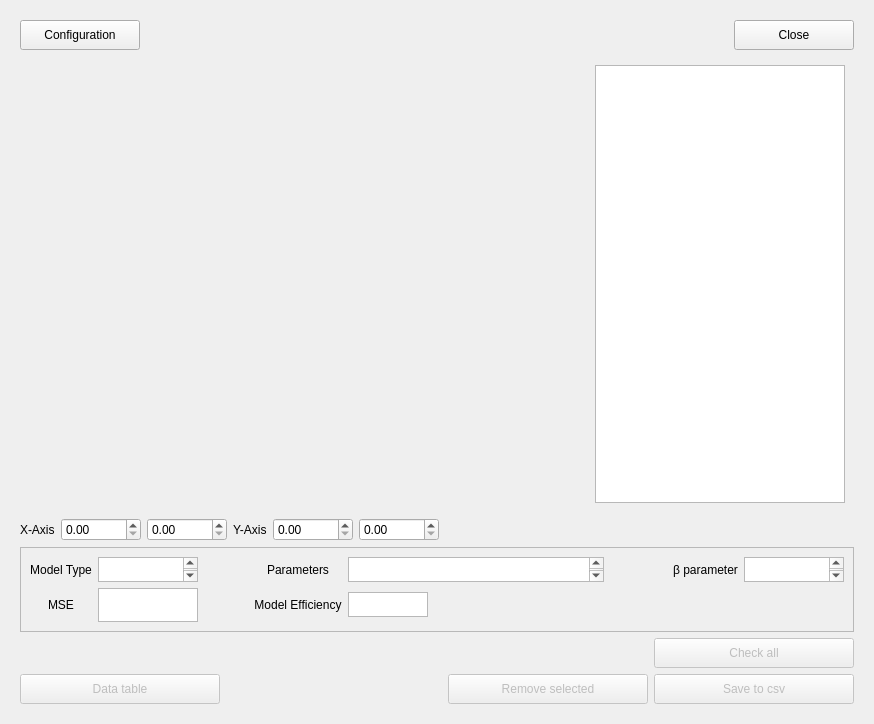
Above: base/gui_base.ui from paulina-o/tracer_method_gui before the change. Below: the same form after it.
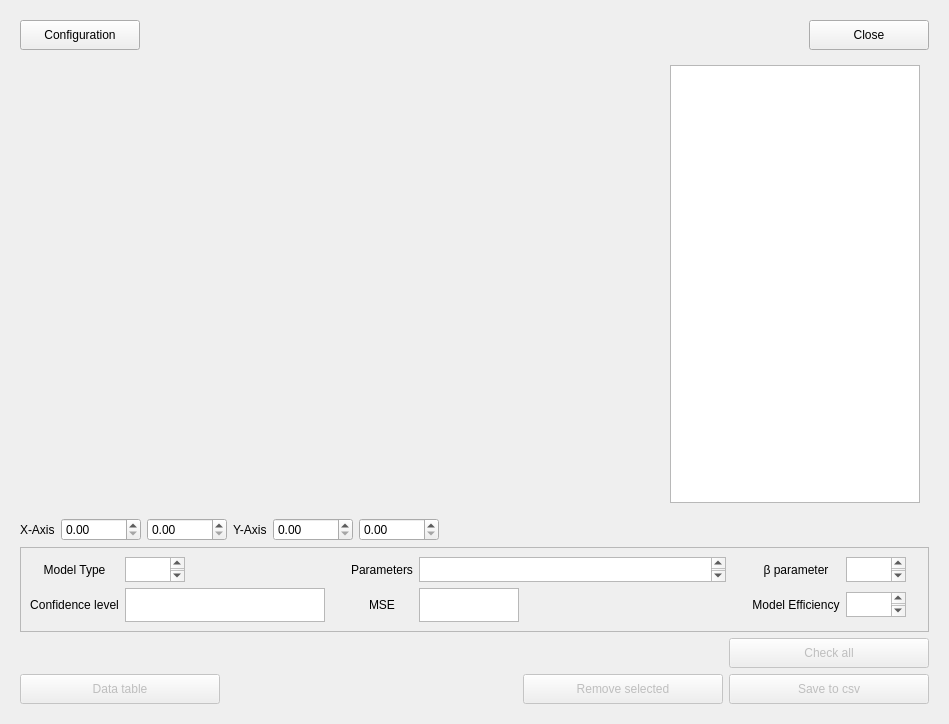
That is the form after the change. The open tabs and pages were chosen to show the change.

Diff of the .ui file:
```diff
--- a/base/gui_base.ui
+++ b/base/gui_base.ui
@@ -6,7 +6,7 @@
    <rect>
     <x>0</x>
     <y>0</y>
-    <width>874</width>
+    <width>949</width>
     <height>724</height>
    </rect>
   </property>
@@ -38,7 +38,7 @@
      </property>
      <property name="minimumSize">
       <size>
-       <width>850</width>
+       <width>870</width>
        <height>700</height>
       </size>
      </property>
@@ -1965,30 +1965,56 @@
           <enum>QFrame::Raised</enum>
          </property>
          <layout class="QGridLayout" name="gridLayout_9">
-          <item row="0" column="5">
-           <widget class="QTextBrowser" name="paramsTextBrowser">
-            <property name="minimumSize">
-             <size>
-              <width>0</width>
-              <height>25</height>
-             </size>
+          <item row="0" column="0">
+           <widget class="QLabel" name="modelLabel">
+            <property name="text">
+             <string>Model Type</string>
             </property>
-            <property name="maximumSize">
-             <size>
-              <width>420</width>
-              <height>30</height>
-             </size>
-            </property>
-            <property name="html">
-             <string>&lt;!DOCTYPE HTML PUBLIC &quot;-//W3C//DTD HTML 4.0//EN&quot; &quot;http://www.w3.org/TR/REC-html40/strict.dtd&quot;&gt;
-&lt;html&gt;&lt;head&gt;&lt;meta name=&quot;qrichtext&quot; content=&quot;1&quot; /&gt;&lt;style type=&quot;text/css&quot;&gt;
-p, li { white-space: pre-wrap; }
-&lt;/style&gt;&lt;/head&gt;&lt;body style=&quot; font-family:'Arial'; font-size:13pt; font-weight:400; font-style:normal;&quot;&gt;
-&lt;p align=&quot;center&quot; style=&quot;-qt-paragraph-type:empty; margin-top:0px; margin-bottom:0px; margin-left:0px; margin-right:0px; -qt-block-indent:0; text-indent:0px;&quot;&gt;&lt;br /&gt;&lt;/p&gt;&lt;/body&gt;&lt;/html&gt;</string>
+            <property name="alignment">
+             <set>Qt::AlignCenter</set>
             </property>
            </widget>
           </item>
+          <item row="0" column="2">
+           <spacer name="horizontalSpacer_4">
+            <property name="orientation">
+             <enum>Qt::Horizontal</enum>
+            </property>
+            <property name="sizeType">
+             <enum>QSizePolicy::Fixed</enum>
+            </property>
+            <property name="sizeHint" stdset="0">
+             <size>
+              <width>20</width>
+              <height>20</height>
+             </size>
+            </property>
+           </spacer>
+          </item>
           <item row="0" column="4">
+           <widget class="QTextBrowser" name="paramsTextBrowser">
+            <property name="minimumSize">
+             <size>
+              <width>50</width>
+              <height>25</height>
+             </size>
+            </property>
+            <property name="maximumSize">
+             <size>
+              <width>400</width>
+              <height>30</height>
+             </size>
+            </property>
+            <property name="html">
+             <string>&lt;!DOCTYPE HTML PUBLIC &quot;-//W3C//DTD HTML 4.0//EN&quot; &quot;http://www.w3.org/TR/REC-html40/strict.dtd&quot;&gt;
+&lt;html&gt;&lt;head&gt;&lt;meta name=&quot;qrichtext&quot; content=&quot;1&quot; /&gt;&lt;style type=&quot;text/css&quot;&gt;
+p, li { white-space: pre-wrap; }
+&lt;/style&gt;&lt;/head&gt;&lt;body style=&quot; font-family:'Arial'; font-size:13pt; font-weight:400; font-style:normal;&quot;&gt;
+&lt;p align=&quot;center&quot; style=&quot;-qt-paragraph-type:empty; margin-top:0px; margin-bottom:0px; margin-left:0px; margin-right:0px; -qt-block-indent:0; text-indent:0px;&quot;&gt;&lt;br /&gt;&lt;/p&gt;&lt;/body&gt;&lt;/html&gt;</string>
+            </property>
+           </widget>
+          </item>
+          <item row="0" column="3">
            <widget class="QLabel" name="paramsLabel">
             <property name="text">
              <string>Parameters</string>
@@ -1998,24 +2024,30 @@
             </property>
            </widget>
           </item>
-          <item row="1" column="0">
-           <widget class="QLabel" name="mseLabel">
-            <property name="text">
-             <string>MSE</string>
+          <item row="0" column="1">
+           <widget class="QTextBrowser" name="modelTextBrowser">
+            <property name="minimumSize">
+             <size>
+              <width>0</width>
+              <height>25</height>
+             </size>
             </property>
-            <property name="alignment">
-             <set>Qt::AlignCenter</set>
+            <property name="maximumSize">
+             <size>
+              <width>60</width>
+              <height>30</height>
+             </size>
             </property>
-           </widget>
-          </item>
-          <item row="0" column="8">
-           <widget class="QLabel" name="label_3">
-            <property name="text">
-             <string/>
+            <property name="html">
+             <string>&lt;!DOCTYPE HTML PUBLIC &quot;-//W3C//DTD HTML 4.0//EN&quot; &quot;http://www.w3.org/TR/REC-html40/strict.dtd&quot;&gt;
+&lt;html&gt;&lt;head&gt;&lt;meta name=&quot;qrichtext&quot; content=&quot;1&quot; /&gt;&lt;style type=&quot;text/css&quot;&gt;
+p, li { white-space: pre-wrap; }
+&lt;/style&gt;&lt;/head&gt;&lt;body style=&quot; font-family:'Arial'; font-size:13pt; font-weight:400; font-style:normal;&quot;&gt;
+&lt;p align=&quot;center&quot; style=&quot;-qt-paragraph-type:empty; margin-top:0px; margin-bottom:0px; margin-left:0px; margin-right:0px; -qt-block-indent:0; text-indent:0px;&quot;&gt;&lt;br /&gt;&lt;/p&gt;&lt;/body&gt;&lt;/html&gt;</string>
             </property>
            </widget>
           </item>
-          <item row="1" column="1">
+          <item row="1" column="4">
            <widget class="QTextBrowser" name="mseTextBrowser">
             <property name="minimumSize">
              <size>
@@ -2037,30 +2069,72 @@
             </property>
            </widget>
           </item>
-          <item row="0" column="10">
-           <widget class="QTextBrowser" name="betaTextBrowser">
-            <property name="minimumSize">
+          <item row="0" column="11">
+           <widget class="QLabel" name="label_3">
+            <property name="text">
+             <string/>
+            </property>
+           </widget>
+          </item>
+          <item row="0" column="5">
+           <spacer name="horizontalSpacer_16">
+            <property name="orientation">
+             <enum>Qt::Horizontal</enum>
+            </property>
+            <property name="sizeType">
+             <enum>QSizePolicy::Fixed</enum>
+            </property>
+            <property name="sizeHint" stdset="0">
              <size>
-              <width>0</width>
-              <height>25</height>
+              <width>20</width>
+              <height>20</height>
              </size>
             </property>
-            <property name="maximumSize">
+           </spacer>
+          </item>
+          <item row="1" column="3">
+           <widget class="QLabel" name="mseLabel">
+            <property name="text">
+             <string>MSE</string>
+            </property>
+            <property name="alignment">
+             <set>Qt::AlignCenter</set>
+            </property>
+           </widget>
+          </item>
+          <item row="1" column="2">
+           <spacer name="horizontalSpacer_5">
+            <property name="orientation">
+             <enum>Qt::Horizontal</enum>
+            </property>
+            <property name="sizeType">
+             <enum>QSizePolicy::Fixed</enum>
+            </property>
+            <property name="sizeHint" stdset="0">
              <size>
-              <width>100</width>
-              <height>30</height>
+              <width>20</width>
+              <height>20</height>
              </size>
             </property>
-            <property name="html">
-             <string>&lt;!DOCTYPE HTML PUBLIC &quot;-//W3C//DTD HTML 4.0//EN&quot; &quot;http://www.w3.org/TR/REC-html40/strict.dtd&quot;&gt;
-&lt;html&gt;&lt;head&gt;&lt;meta name=&quot;qrichtext&quot; content=&quot;1&quot; /&gt;&lt;style type=&quot;text/css&quot;&gt;
-p, li { white-space: pre-wrap; }
-&lt;/style&gt;&lt;/head&gt;&lt;body style=&quot; font-family:'Arial'; font-size:13pt; font-weight:400; font-style:normal;&quot;&gt;
-&lt;p align=&quot;center&quot; style=&quot;-qt-paragraph-type:empty; margin-top:0px; margin-bottom:0px; margin-left:0px; margin-right:0px; -qt-block-indent:0; text-indent:0px;&quot;&gt;&lt;br /&gt;&lt;/p&gt;&lt;/body&gt;&lt;/html&gt;</string>
+           </spacer>
+          </item>
+          <item row="1" column="5">
+           <spacer name="horizontalSpacer_10">
+            <property name="orientation">
+             <enum>Qt::Horizontal</enum>
             </property>
-           </widget>
+            <property name="sizeType">
+             <enum>QSizePolicy::Fixed</enum>
+            </property>
+            <property name="sizeHint" stdset="0">
+             <size>
+              <width>20</width>
+              <height>20</height>
+             </size>
+            </property>
+           </spacer>
           </item>
-          <item row="0" column="9">
+          <item row="0" column="6">
            <widget class="QLabel" name="betaLabel">
             <property name="text">
              <string>β parameter</string>
@@ -2070,18 +2144,18 @@
             </property>
            </widget>
           </item>
-          <item row="0" column="0">
-           <widget class="QLabel" name="modelLabel">
+          <item row="1" column="0">
+           <widget class="QLabel" name="confidenceLevelslabel">
             <property name="text">
-             <string>Model Type</string>
+             <string>Confidence level</string>
             </property>
             <property name="alignment">
              <set>Qt::AlignCenter</set>
             </property>
            </widget>
           </item>
-          <item row="0" column="1">
-           <widget class="QTextBrowser" name="modelTextBrowser">
+          <item row="0" column="7">
+           <widget class="QTextBrowser" name="betaTextBrowser">
             <property name="minimumSize">
              <size>
               <width>0</width>
@@ -2090,7 +2164,7 @@
             </property>
             <property name="maximumSize">
              <size>
-              <width>100</width>
+              <width>60</width>
               <height>30</height>
              </size>
             </property>
@@ -2103,7 +2177,30 @@
             </property>
            </widget>
           </item>
-          <item row="1" column="4">
+          <item row="1" column="1">
+           <widget class="QTextBrowser" name="confidenceLevelTextBrowser">
+            <property name="minimumSize">
+             <size>
+              <width>80</width>
+              <height>25</height>
+             </size>
+            </property>
+            <property name="maximumSize">
+             <size>
+              <width>200</width>
+              <height>16777215</height>
+             </size>
+            </property>
+            <property name="html">
+             <string>&lt;!DOCTYPE HTML PUBLIC &quot;-//W3C//DTD HTML 4.0//EN&quot; &quot;http://www.w3.org/TR/REC-html40/strict.dtd&quot;&gt;
+&lt;html&gt;&lt;head&gt;&lt;meta name=&quot;qrichtext&quot; content=&quot;1&quot; /&gt;&lt;style type=&quot;text/css&quot;&gt;
+p, li { white-space: pre-wrap; }
+&lt;/style&gt;&lt;/head&gt;&lt;body style=&quot; font-family:'Arial'; font-size:13pt; font-weight:400; font-style:normal;&quot;&gt;
+&lt;p align=&quot;center&quot; style=&quot;-qt-paragraph-type:empty; margin-top:0px; margin-bottom:0px; margin-left:0px; margin-right:0px; -qt-block-indent:0; text-indent:0px;&quot;&gt;&lt;br /&gt;&lt;/p&gt;&lt;/body&gt;&lt;/html&gt;</string>
+            </property>
+           </widget>
+          </item>
+          <item row="1" column="6">
            <widget class="QLabel" name="meLabel">
             <property name="text">
              <string>Model Efficiency</string>
@@ -2113,61 +2210,29 @@
             </property>
            </widget>
           </item>
-          <item row="1" column="5">
+          <item row="1" column="7">
            <widget class="QTextBrowser" name="meTextBrowser">
             <property name="minimumSize">
              <size>
-              <width>80</width>
+              <width>60</width>
               <height>25</height>
              </size>
             </property>
             <property name="maximumSize">
              <size>
-              <width>80</width>
+              <width>60</width>
               <height>25</height>
              </size>
             </property>
+            <property name="html">
+             <string>&lt;!DOCTYPE HTML PUBLIC &quot;-//W3C//DTD HTML 4.0//EN&quot; &quot;http://www.w3.org/TR/REC-html40/strict.dtd&quot;&gt;
+&lt;html&gt;&lt;head&gt;&lt;meta name=&quot;qrichtext&quot; content=&quot;1&quot; /&gt;&lt;style type=&quot;text/css&quot;&gt;
+p, li { white-space: pre-wrap; }
+&lt;/style&gt;&lt;/head&gt;&lt;body style=&quot; font-family:'Arial'; font-size:13pt; font-weight:400; font-style:normal;&quot;&gt;
+&lt;p align=&quot;center&quot; style=&quot;-qt-paragraph-type:empty; margin-top:0px; margin-bottom:0px; margin-left:0px; margin-right:0px; -qt-block-indent:0; text-indent:0px;&quot;&gt;&lt;br /&gt;&lt;/p&gt;&lt;/body&gt;&lt;/html&gt;</string>
+            </property>
            </widget>
           </item>
-          <item row="0" column="7">
-           <spacer name="horizontalSpacer_4">
-            <property name="orientation">
-             <enum>Qt::Horizontal</enum>
-            </property>
-            <property name="sizeHint" stdset="0">
-             <size>
-              <width>40</width>
-              <height>20</height>
-             </size>
-            </property>
-           </spacer>
-          </item>
-          <item row="0" column="3">
-           <spacer name="horizontalSpacer_5">
-            <property name="orientation">
-             <enum>Qt::Horizontal</enum>
-            </property>
-            <property name="sizeHint" stdset="0">
-             <size>
-              <width>40</width>
-              <height>20</height>
-             </size>
-            </property>
-           </spacer>
-          </item>
-          <item row="1" column="3">
-           <spacer name="horizontalSpacer_10">
-            <property name="orientation">
-             <enum>Qt::Horizontal</enum>
-            </property>
-            <property name="sizeHint" stdset="0">
-             <size>
-              <width>40</width>
-              <height>20</height>
-             </size>
-            </property>
-           </spacer>
-          </item>
          </layout>
         </widget>
        </item>
```
Left out of the diff: 622 changed lines with no effect on the pictures.
